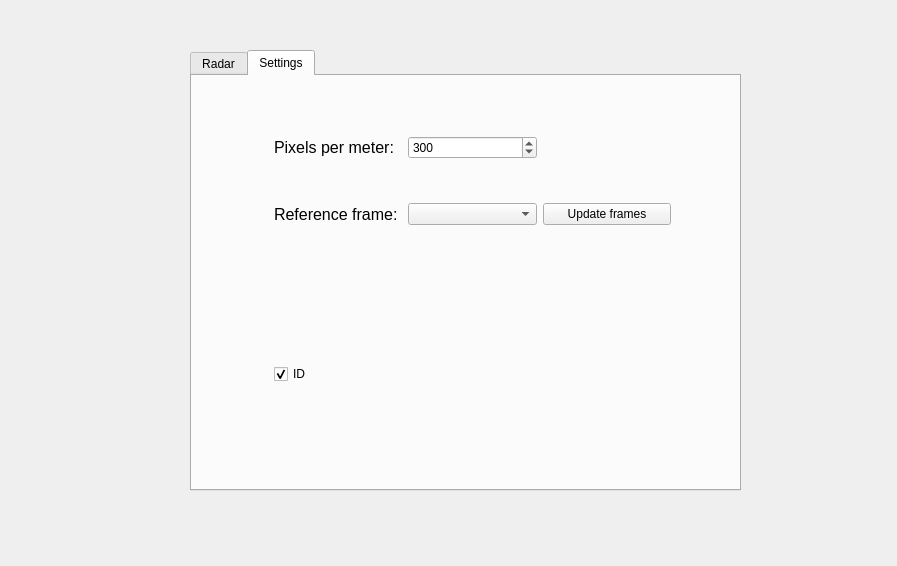
The window that resource/radar_tabs.ui (ros4hri/rqt_hri_radar) describes before a commit, drawn with Qt 5.
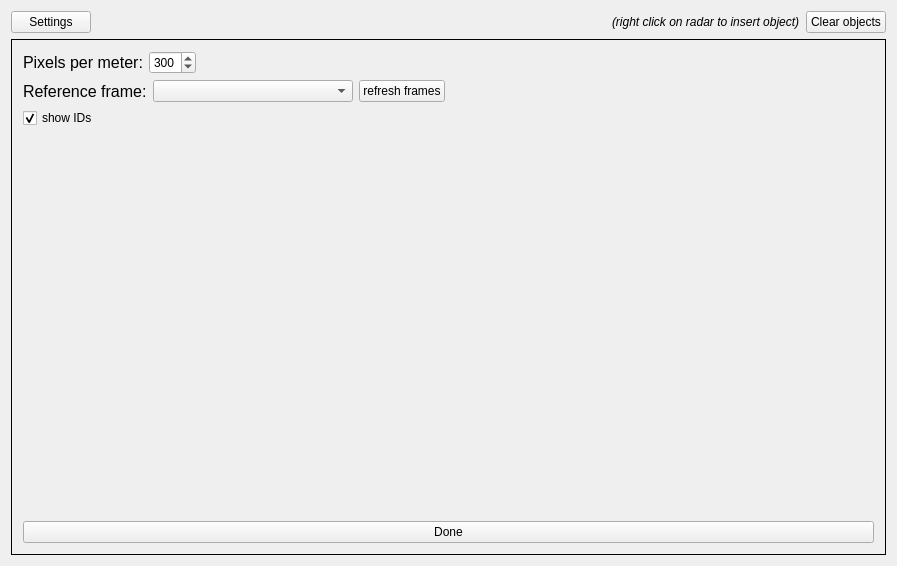
The same window after the commit. The open tabs and pages were chosen to show the change. Icons and pictures are not drawn.

Patch:
```diff
--- a/resource/radar_tabs.ui
+++ b/resource/radar_tabs.ui
@@ -31,97 +31,123 @@
   <property name="autoFillBackground">
    <bool>true</bool>
   </property>
-  <widget class="QTabWidget" name="tabWidget">
-   <property name="geometry">
-    <rect>
-     <x>190</x>
-     <y>50</y>
-     <width>551</width>
-     <height>441</height>
-    </rect>
-   </property>
-   <property name="sizePolicy">
-    <sizepolicy hsizetype="Preferred" vsizetype="Preferred">
-     <horstretch>0</horstretch>
-     <verstretch>0</verstretch>
-    </sizepolicy>
-   </property>
-   <property name="currentIndex">
-    <number>1</number>
-   </property>
-   <widget class="QWidget" name="tab">
-    <attribute name="title">
-     <string>Radar</string>
-    </attribute>
-    <widget class="QWidget" name="radarCanvas" native="true">
-     <property name="enabled">
-      <bool>true</bool>
+  <layout class="QVBoxLayout" name="verticalLayout_2">
+   <item>
+    <widget class="QFrame" name="frame">
+     <property name="maximumSize">
+      <size>
+       <width>16777215</width>
+       <height>32</height>
+      </size>
      </property>
-     <property name="geometry">
-      <rect>
-       <x>3</x>
-       <y>2</y>
-       <width>541</width>
-       <height>401</height>
-      </rect>
+     <property name="frameShape">
+      <enum>QFrame::NoFrame</enum>
      </property>
+     <property name="frameShadow">
+      <enum>QFrame::Raised</enum>
+     </property>
+     <property name="lineWidth">
+      <number>0</number>
+     </property>
+     <layout class="QHBoxLayout" name="horizontalLayout">
+      <property name="leftMargin">
+       <number>0</number>
+      </property>
+      <property name="topMargin">
+       <number>0</number>
+      </property>
+      <property name="rightMargin">
+       <number>0</number>
+      </property>
+      <property name="bottomMargin">
+       <number>0</number>
+      </property>
+      <item>
+       <widget class="QPushButton" name="settingsBtn">
+        <property name="text">
+         <string>Settings</string>
+        </property>
+        <property name="icon">
+         <iconset theme="preferences-system">
+          <normaloff>.</normaloff>.</iconset>
+        </property>
+       </widget>
+      </item>
+      <item>
+       <spacer name="horizontalSpacer">
+        <property name="orientation">
+         <enum>Qt::Horizontal</enum>
+        </property>
+        <property name="sizeHint" stdset="0">
+         <size>
+          <width>40</width>
+          <height>20</height>
+         </size>
+        </property>
+       </spacer>
+      </item>
+      <item>
+       <widget class="QLabel" name="label">
+        <property name="font">
+         <font>
+          <italic>true</italic>
+         </font>
+        </property>
+        <property name="text">
+         <string>(right click on radar to insert object)</string>
+        </property>
+       </widget>
+      </item>
+      <item>
+       <widget class="QPushButton" name="clearObjectsBtn">
+        <property name="text">
+         <string>Clear objects</string>
+        </property>
+        <property name="icon">
+         <iconset theme="edit-clear">
+          <normaloff>.</normaloff>.</iconset>
+        </property>
+       </widget>
+      </item>
+     </layout>
     </widget>
-   </widget>
-   <widget class="QWidget" name="tab_2">
-    <property name="sizePolicy">
-     <sizepolicy hsizetype="Minimum" vsizetype="Preferred">
-      <horstretch>0</horstretch>
-      <verstretch>0</verstretch>
-     </sizepolicy>
-    </property>
-    <attribute name="title">
-     <string>Settings</string>
-    </attribute>
-    <widget class="QWidget" name="verticalWidget" native="true">
-     <property name="geometry">
-      <rect>
-       <x>60</x>
-       <y>0</y>
-       <width>441</width>
-       <height>403</height>
-      </rect>
-     </property>
+   </item>
+   <item>
+    <widget class="QStackedWidget" name="stackedWidget">
      <property name="sizePolicy">
-      <sizepolicy hsizetype="Fixed" vsizetype="Preferred">
+      <sizepolicy hsizetype="Preferred" vsizetype="Preferred">
        <horstretch>0</horstretch>
        <verstretch>0</verstretch>
       </sizepolicy>
      </property>
-     <layout class="QVBoxLayout" name="verticalLayout">
-      <item>
-       <widget class="QWidget" name="gridWidget" native="true">
-        <layout class="QGridLayout" name="gridLayout">
-         <item row="2" column="1">
-          <widget class="QComboBox" name="refFrameComboBox">
-           <property name="enabled">
-            <bool>true</bool>
-           </property>
-           <property name="sizePolicy">
-            <sizepolicy hsizetype="Minimum" vsizetype="Fixed">
-             <horstretch>0</horstretch>
-             <verstretch>0</verstretch>
-            </sizepolicy>
-           </property>
-          </widget>
-         </item>
-         <item row="2" column="0">
-          <widget class="QLabel" name="refFrameLabel">
-           <property name="font">
-            <font>
-             <pointsize>12</pointsize>
-            </font>
-           </property>
-           <property name="text">
-            <string>Reference frame:</string>
-           </property>
-          </widget>
-         </item>
-         <item row="0" column="0">
+     <property name="frameShape">
+      <enum>QFrame::Box</enum>
+     </property>
+     <property name="currentIndex">
+      <number>0</number>
+     </property>
+     <widget class="QWidget" name="radarPage">
+      <layout class="QVBoxLayout" name="verticalLayout_3">
+       <item>
+        <widget class="QWidget" name="radarCanvas" native="true">
+         <property name="enabled">
+          <bool>true</bool>
+         </property>
+         <property name="cursor">
+          <cursorShape>CrossCursor</cursorShape>
+         </property>
+         <property name="contextMenuPolicy">
+          <enum>Qt::ActionsContextMenu</enum>
+         </property>
+        </widget>
+       </item>
+      </layout>
+     </widget>
+     <widget class="QWidget" name="settingsPage">
+      <layout class="QVBoxLayout" name="verticalLayout">
+       <item>
+        <layout class="QHBoxLayout" name="horizontalLayout_3">
+         <item>
           <widget class="QLabel" name="ppmLabel">
            <property name="font">
             <font>
@@ -133,7 +159,7 @@
            </property>
           </widget>
          </item>
-         <item row="0" column="1">
+         <item>
           <widget class="QSpinBox" name="ppmSpinBox">
            <property name="frame">
             <bool>true</bool>
@@ -152,36 +178,114 @@
            </property>
           </widget>
          </item>
-         <item row="2" column="2">
+         <item>
+          <spacer name="horizontalSpacer_3">
+           <property name="orientation">
+            <enum>Qt::Horizontal</enum>
+           </property>
+           <property name="sizeHint" stdset="0">
+            <size>
+             <width>40</width>
+             <height>20</height>
+            </size>
+           </property>
+          </spacer>
+         </item>
+        </layout>
+       </item>
+       <item>
+        <layout class="QHBoxLayout" name="horizontalLayout_2">
+         <item>
+          <widget class="QLabel" name="refFrameLabel">
+           <property name="font">
+            <font>
+             <pointsize>12</pointsize>
+            </font>
+           </property>
+           <property name="text">
+            <string>Reference frame:</string>
+           </property>
+          </widget>
+         </item>
+         <item>
+          <widget class="QComboBox" name="refFrameComboBox">
+           <property name="enabled">
+            <bool>true</bool>
+           </property>
+           <property name="sizePolicy">
+            <sizepolicy hsizetype="Minimum" vsizetype="Fixed">
+             <horstretch>0</horstretch>
+             <verstretch>0</verstretch>
+            </sizepolicy>
+           </property>
+           <property name="minimumSize">
+            <size>
+             <width>200</width>
+             <height>0</height>
+            </size>
+           </property>
+           <property name="currentText">
+            <string/>
+           </property>
+          </widget>
+         </item>
+         <item>
           <widget class="QPushButton" name="reloadButton">
            <property name="text">
-            <string>Update frames</string>
+            <string>refresh frames</string>
            </property>
           </widget>
          </item>
-        </layout>
-       </widget>
-      </item>
-      <item>
-       <widget class="QWidget" name="gridWidget_2" native="true">
-        <layout class="QGridLayout" name="gridLayout_2">
-         <item row="0" column="0">
-          <widget class="QCheckBox" name="idCheckbox">
-           <property name="text">
-            <string>ID</string>
+         <item>
+          <spacer name="horizontalSpacer_2">
+           <property name="orientation">
+            <enum>Qt::Horizontal</enum>
            </property>
-           <property name="checked">
-            <bool>true</bool>
+           <property name="sizeHint" stdset="0">
+            <size>
+             <width>40</width>
+             <height>20</height>
+            </size>
            </property>
-          </widget>
+          </spacer>
          </item>
         </layout>
-       </widget>
-      </item>
-     </layout>
+       </item>
+       <item>
+        <widget class="QCheckBox" name="idCheckbox">
+         <property name="text">
+          <string>show IDs</string>
+         </property>
+         <property name="checked">
+          <bool>true</bool>
+         </property>
+        </widget>
+       </item>
+       <item>
+        <spacer name="verticalSpacer">
+         <property name="orientation">
+          <enum>Qt::Vertical</enum>
+         </property>
+         <property name="sizeHint" stdset="0">
+          <size>
+           <width>20</width>
+           <height>40</height>
+          </size>
+         </property>
+        </spacer>
+       </item>
+       <item>
+        <widget class="QPushButton" name="doneSettingsBtn">
+         <property name="text">
+          <string>Done</string>
+         </property>
+        </widget>
+       </item>
+      </layout>
+     </widget>
     </widget>
-   </widget>
-  </widget>
+   </item>
+  </layout>
  </widget>
  <layoutdefault spacing="6" margin="11"/>
  <resources/>
```
Left out of the diff: 14 changed lines with no effect on the pictures.
